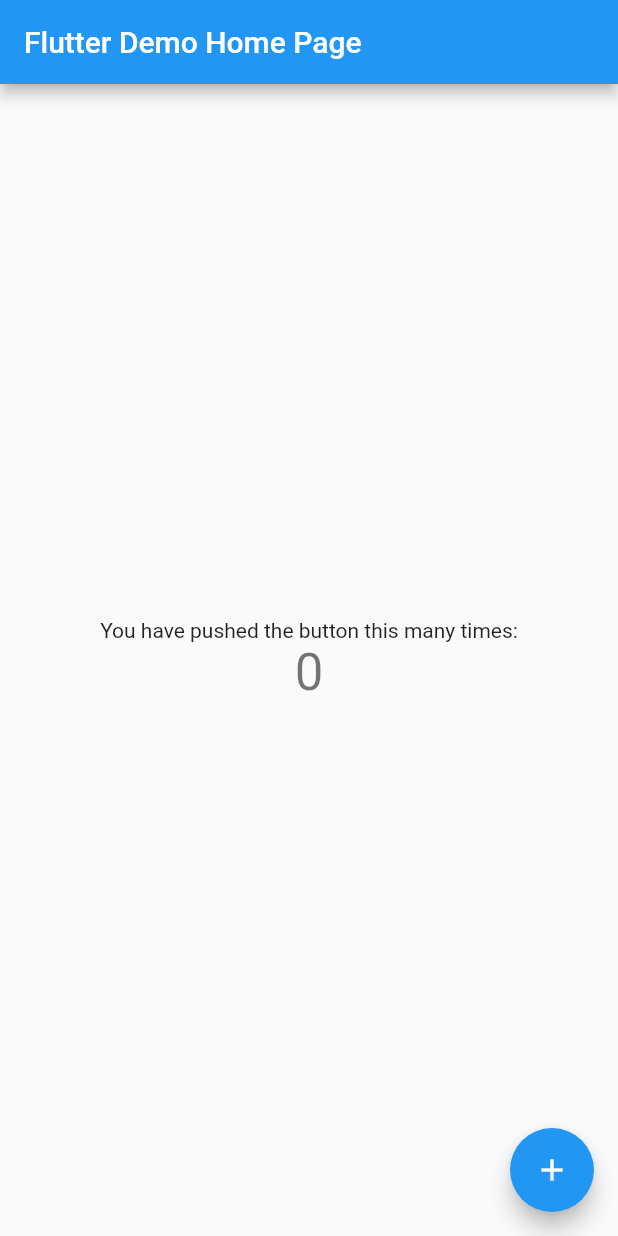
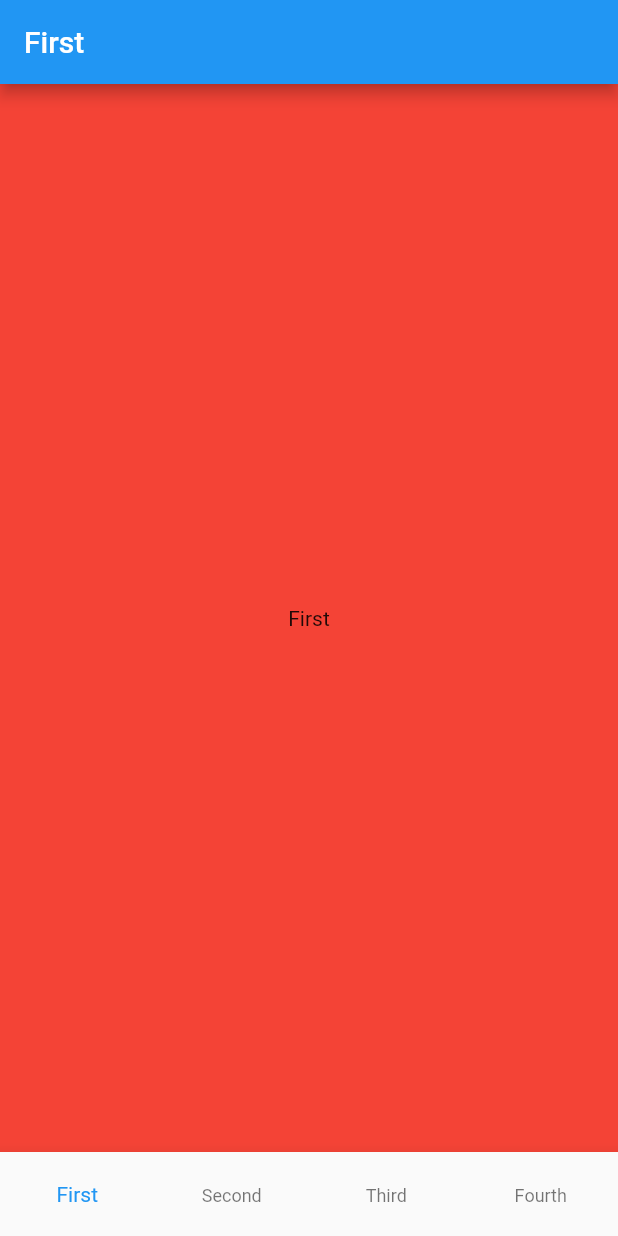
Before and after one commit to susatthi/flutter-Indexed-stack, a Flutter app: the screen it shows after launch, on a phone screen of 412 x 824 dp. Run offline on Flutter 3.47's test engine with Material 2 defaults, Android fonts, the phone set to English and light mode, and no system bars.

Commit message:
🚀 feat:  サンプル実装

```diff
--- a/lib/main.dart
+++ b/lib/main.dart
@@ -1,4 +1,31 @@
 import 'package:flutter/material.dart';
+
+enum Item {
+  first(
+    label: 'First',
+    color: Colors.red,
+  ),
+  second(
+    label: 'Second',
+    color: Colors.green,
+  ),
+  third(
+    label: 'Third',
+    color: Colors.blue,
+  ),
+  fourth(
+    label: 'Fourth',
+    color: Colors.yellow,
+  ),
+  ;
+
+  const Item({
+    required this.label,
+    required this.color,
+  });
+  final String label;
+  final Color color;
+}
 
 void main() {
   runApp(const MyApp());
@@ -7,109 +34,94 @@
 class MyApp extends StatelessWidget {
   const MyApp({super.key});
 
-  // This widget is the root of your application.
   @override
   Widget build(BuildContext context) {
-    return MaterialApp(
-      title: 'Flutter Demo',
-      theme: ThemeData(
-        // This is the theme of your application.
-        //
-        // Try running your application with "flutter run". You'll see the
-        // application has a blue toolbar. Then, without quitting the app, try
-        // changing the primarySwatch below to Colors.green and then invoke
-        // "hot reload" (press "r" in the console where you ran "flutter run",
-        // or simply save your changes to "hot reload" in a Flutter IDE).
-        // Notice that the counter didn't reset back to zero; the application
-        // is not restarted.
-        primarySwatch: Colors.blue,
-      ),
-      home: const MyHomePage(title: 'Flutter Demo Home Page'),
+    return const MaterialApp(
+      home: MyHomePage(),
     );
   }
 }
 
 class MyHomePage extends StatefulWidget {
-  const MyHomePage({super.key, required this.title});
-
-  // This widget is the home page of your application. It is stateful, meaning
-  // that it has a State object (defined below) that contains fields that affect
-  // how it looks.
-
-  // This class is the configuration for the state. It holds the values (in this
-  // case the title) provided by the parent (in this case the App widget) and
-  // used by the build method of the State. Fields in a Widget subclass are
-  // always marked "final".
-
-  final String title;
+  const MyHomePage({super.key});
 
   @override
   State<MyHomePage> createState() => _MyHomePageState();
 }
 
 class _MyHomePageState extends State<MyHomePage> {
-  int _counter = 0;
-
-  void _incrementCounter() {
-    setState(() {
-      // This call to setState tells the Flutter framework that something has
-      // changed in this State, which causes it to rerun the build method below
-      // so that the display can reflect the updated values. If we changed
-      // _counter without calling setState(), then the build method would not be
-      // called again, and so nothing would appear to happen.
-      _counter++;
-    });
-  }
+  int currentIndex = 0;
 
   @override
   Widget build(BuildContext context) {
-    // This method is rerun every time setState is called, for instance as done
-    // by the _incrementCounter method above.
-    //
-    // The Flutter framework has been optimized to make rerunning build methods
-    // fast, so that you can just rebuild anything that needs updating rather
-    // than having to individually change instances of widgets.
     return Scaffold(
-      appBar: AppBar(
-        // Here we take the value from the MyHomePage object that was created by
-        // the App.build method, and use it to set our appbar title.
-        title: Text(widget.title),
+      body: IndexedStack(
+        index: currentIndex,
+        children: Item.values.map((item) => _Body(item: item)).toList(),
       ),
-      body: Center(
-        // Center is a layout widget. It takes a single child and positions it
-        // in the middle of the parent.
-        child: Column(
-          // Column is also a layout widget. It takes a list of children and
-          // arranges them vertically. By default, it sizes itself to fit its
-          // children horizontally, and tries to be as tall as its parent.
-          //
-          // Invoke "debug painting" (press "p" in the console, choose the
-          // "Toggle Debug Paint" action from the Flutter Inspector in Android
-          // Studio, or the "Toggle Debug Paint" command in Visual Studio Code)
-          // to see the wireframe for each widget.
-          //
-          // Column has various properties to control how it sizes itself and
-          // how it positions its children. Here we use mainAxisAlignment to
-          // center the children vertically; the main axis here is the vertical
-          // axis because Columns are vertical (the cross axis would be
-          // horizontal).
-          mainAxisAlignment: MainAxisAlignment.center,
-          children: <Widget>[
-            const Text(
-              'You have pushed the button this many times:',
-            ),
-            Text(
-              '$_counter',
-              style: Theme.of(context).textTheme.headline4,
-            ),
-          ],
-        ),
+      bottomNavigationBar: _NavigationBar(
+        index: currentIndex,
+        onTap: (index) {
+          setState(() {
+            currentIndex = index;
+          });
+        },
       ),
-      floatingActionButton: FloatingActionButton(
-        onPressed: _incrementCounter,
-        tooltip: 'Increment',
-        child: const Icon(Icons.add),
-      ), // This trailing comma makes auto-formatting nicer for build methods.
     );
   }
 }
+
+class _Body extends StatelessWidget {
+  const _Body({
+    required this.item,
+  });
+
+  final Item item;
+
+  @override
+  Widget build(BuildContext context) {
+    return Scaffold(
+      appBar: AppBar(
+        title: Text(item.label),
+      ),
+      body: ColoredBox(
+        color: item.color,
+        child: Center(
+          child: Column(
+            mainAxisAlignment: MainAxisAlignment.center,
+            children: [
+              Text(item.label),
+            ],
+          ),
+        ),
+      ),
+    );
+  }
+}
+
+class _NavigationBar extends StatelessWidget {
+  const _NavigationBar({
+    required this.index,
+    required this.onTap,
+  });
+
+  final int index;
+  final void Function(int) onTap;
+
+  @override
+  Widget build(BuildContext context) {
+    return BottomNavigationBar(
+      currentIndex: index,
+      items: Item.values
+          .map(
+            (tabItem) => BottomNavigationBarItem(
+              icon: const SizedBox(),
+              label: tabItem.label,
+            ),
+          )
+          .toList(),
+      onTap: onTap,
+      type: BottomNavigationBarType.fixed,
+    );
+  }
+}
```
